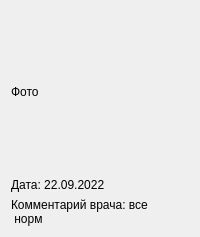
Qt form view/qt_ui_source/history_patient_item_widget.ui (Andrew-up/vgtu_frontend) before a commit.
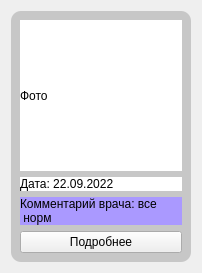
The same form after that commit.

What changed in the file:
```diff
--- a/view/qt_ui_source/history_patient_item_widget.ui
+++ b/view/qt_ui_source/history_patient_item_widget.ui
@@ -6,13 +6,32 @@
    <rect>
     <x>0</x>
     <y>0</y>
-    <width>200</width>
-    <height>237</height>
+    <width>202</width>
+    <height>273</height>
    </rect>
   </property>
   <property name="windowTitle">
    <string>Form</string>
   </property>
+  <property name="styleSheet">
+   <string notr="true">QWidget#Form{
+	color: rgb(255, 255, 255);
+}
+
+</string>
+  </property>
+  <layout class="QVBoxLayout" name="verticalLayout_3">
+   <item>
+    <widget class="QWidget" name="widget" native="true">
+     <property name="styleSheet">
+      <string notr="true">QWidget#widget{
+background-color:  rgb(199, 199, 199) ;
+padding: 10px;
+border: solid 2px #1B7530;
+border-radius: 10px;
+}
+</string>
+     </property>
   <layout class="QVBoxLayout" name="verticalLayout_2">
    <item>
     <layout class="QVBoxLayout" name="verticalLayout">
@@ -24,6 +43,9 @@
          <height>70</height>
         </size>
        </property>
+          <property name="styleSheet">
+           <string notr="true">background-color: rgb(255, 255, 255);</string>
+          </property>
        <property name="text">
         <string>Фото </string>
        </property>
@@ -37,6 +59,9 @@
          <verstretch>0</verstretch>
         </sizepolicy>
        </property>
+          <property name="styleSheet">
+           <string notr="true">background-color: rgb(255, 255, 255);</string>
+          </property>
        <property name="text">
         <string>Дата: 22.09.2022</string>
        </property>
@@ -50,13 +75,26 @@
          <verstretch>0</verstretch>
         </sizepolicy>
        </property>
+          <property name="styleSheet">
+           <string notr="true">background-color: rgb(170, 153, 255);</string>
+          </property>
        <property name="text">
         <string>Комментарий врача: все 
  норм</string>
        </property>
       </widget>
      </item>
-    </layout>
+        <item>
+         <widget class="QPushButton" name="pushButton">
+          <property name="text">
+           <string>Подробнее</string>
+          </property>
+         </widget>
+        </item>
+       </layout>
+      </item>
+     </layout>
+    </widget>
    </item>
   </layout>
  </widget>
```
Lines whose indentation alone changed are shown as unchanged.
